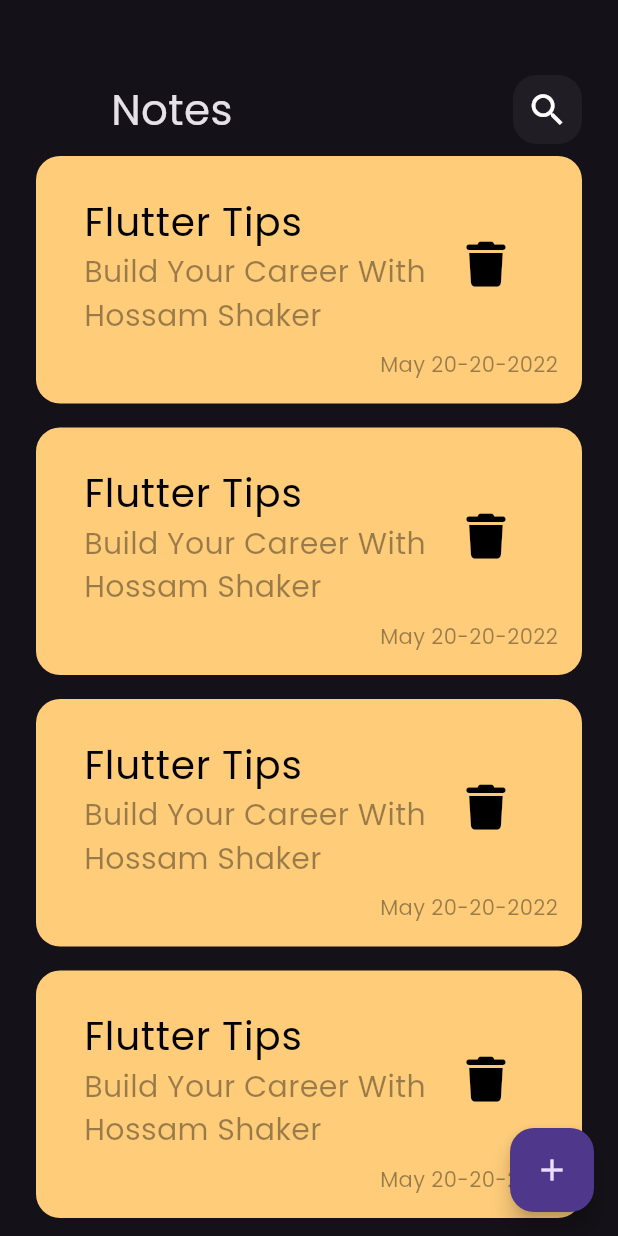
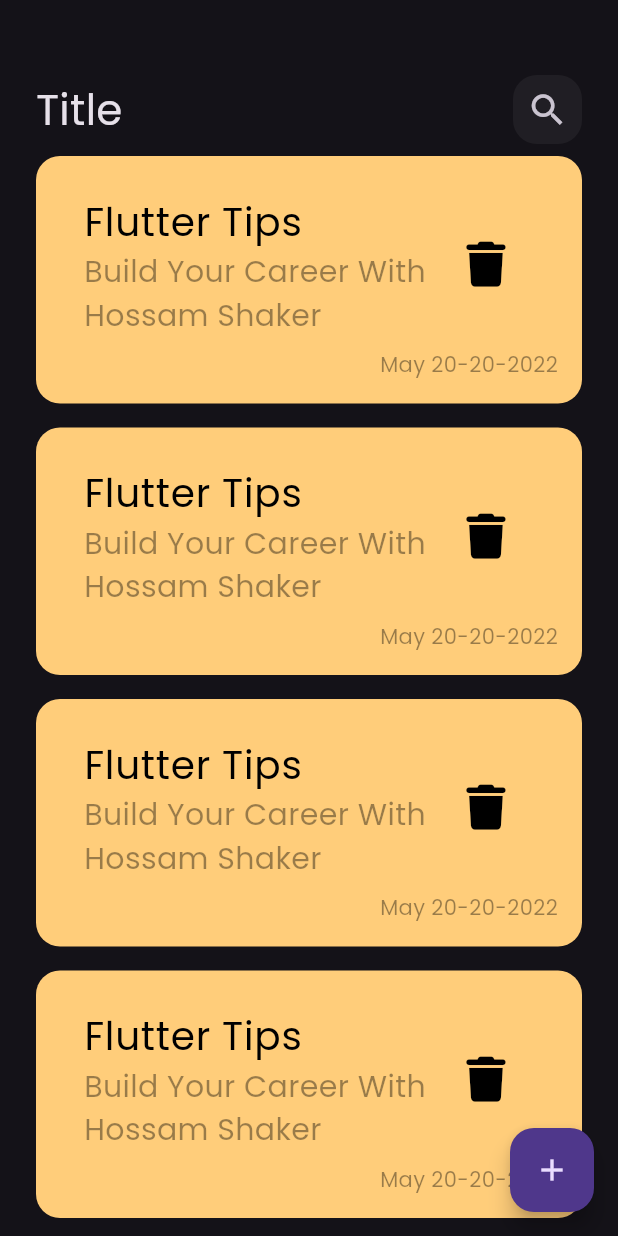
Before and after one commit to hsmalafifi/noots_app, a Flutter app: the screen it shows after launch, on a phone screen of 412 x 824 dp. Run offline on Flutter 3.47's test engine with Material 3 defaults, Android fonts, the phone set to English and light mode, and no system bars; our stand-ins replace font_awesome_flutter.

Commit message:
lesson 14

```diff
--- a/lib/views/Widgets/CustomAppBar.dart
+++ b/lib/views/Widgets/CustomAppBar.dart
@@ -1,24 +1,30 @@
-// ignore_for_file: file_names
+// ignore_for_file: file_names, unnecessary_const
 
 import 'package:flutter/material.dart';
+import 'package:flutter/widgets.dart';
 import 'package:noot_app/views/Widgets/Custom_icon.dart';
+
 class CustomAppBar extends StatelessWidget {
-  const CustomAppBar({super.key});
+  const CustomAppBar({super.key, required this.title, required this.icon});
+
+  final String title;
+  final IconData icon;
 
   @override
   Widget build(BuildContext context) {
-    return const Row(
+    return  Row(
       children: [
-        SizedBox(width: 50,
+
+        const Text(
+          'Title',
+          style:  TextStyle(
+            fontSize: 28,
+          ),
         ),
-        Text('Notes',
-        style: TextStyle(
-          fontSize: 28,
+        const Spacer(),
+        CustomIcon(
+          icon: icon,
         ),
-        ),
-        Spacer(),
-        CustomsearchIcon(),
-
       ],
     );
   }
--- a/lib/views/Widgets/Custom_icon.dart
+++ b/lib/views/Widgets/Custom_icon.dart
@@ -2,8 +2,10 @@
 
 import 'package:flutter/material.dart';
 
-class CustomsearchIcon extends StatelessWidget {
-  const CustomsearchIcon({super.key});
+class CustomIcon extends StatelessWidget {
+  const CustomIcon({super.key, required this.icon});
+
+  final IconData icon;
 
   @override
   Widget build(BuildContext context) {
@@ -11,14 +13,17 @@
       height: 46,
       width: 46,
       decoration: BoxDecoration(
+        color: Colors.white.withOpacity(0.05),
         borderRadius: BorderRadius.circular(16),
-        color: Colors.white.withOpacity(0.05),
+
       ),
-      child: const Center(
-        child: Icon(
-          Icons.search,
+      child: IconButton(
+        onPressed: () {},
+        icon: Icon(
+          icon,
           size: 28,
         ),
+
       ),
     );
   }
--- a/lib/views/Widgets/Notes_Item.dart
+++ b/lib/views/Widgets/Notes_Item.dart
@@ -53,7 +53,9 @@
             Text(
               'May 20-20-2022',
               style: TextStyle(
-                color: Colors.black.withOpacity(0.4),
+                color: Colors.black.withOpacity(
+                  0.4,
+                ),
               ),
             ),
           ],
--- a/lib/views/Widgets/Notes_view_body.dart
+++ b/lib/views/Widgets/Notes_view_body.dart
@@ -14,7 +14,10 @@
         children: [
           SizedBox(height: 50,
           ),
-          CustomAppBar(),
+          CustomAppBar(
+            title: 'Notes',
+            icon: Icons.search,
+          ),
           Expanded(
             child: NotesListView(),
           ),
--- a/lib/views/Widgets/edit_view_body.dart
+++ b/lib/views/Widgets/edit_view_body.dart
@@ -1,10 +1,26 @@
+// ignore_for_file: unnecessary_const
+
 import 'package:flutter/material.dart';
+import 'package:noot_app/views/Widgets/CustomAppBar.dart';
 
 class EditNoteViewBody extends StatelessWidget {
   const EditNoteViewBody({super.key});
 
   @override
   Widget build(BuildContext context) {
-    return Container();
+    return const Padding(
+      padding: EdgeInsets.symmetric(horizontal: 24.0),
+      child: Column(
+        children: [const
+          SizedBox(
+            height: 50,
+          ),
+          CustomAppBar(
+            title: 'Edit Note',
+            icon: Icons.check,
+          )
+        ],
+      ),
+    );
   }
 }
--- a/lib/views/Widgets/note_list_view.dart
+++ b/lib/views/Widgets/note_list_view.dart
@@ -10,7 +10,9 @@
     return ListView.builder(
       itemBuilder: (context, index) {
         return const Padding(
-          padding: EdgeInsets.symmetric(vertical: 8.0),
+          padding: EdgeInsets.symmetric(
+            vertical: 8.0,
+          ),
           child: NotesItem(),
         );
       },
```
